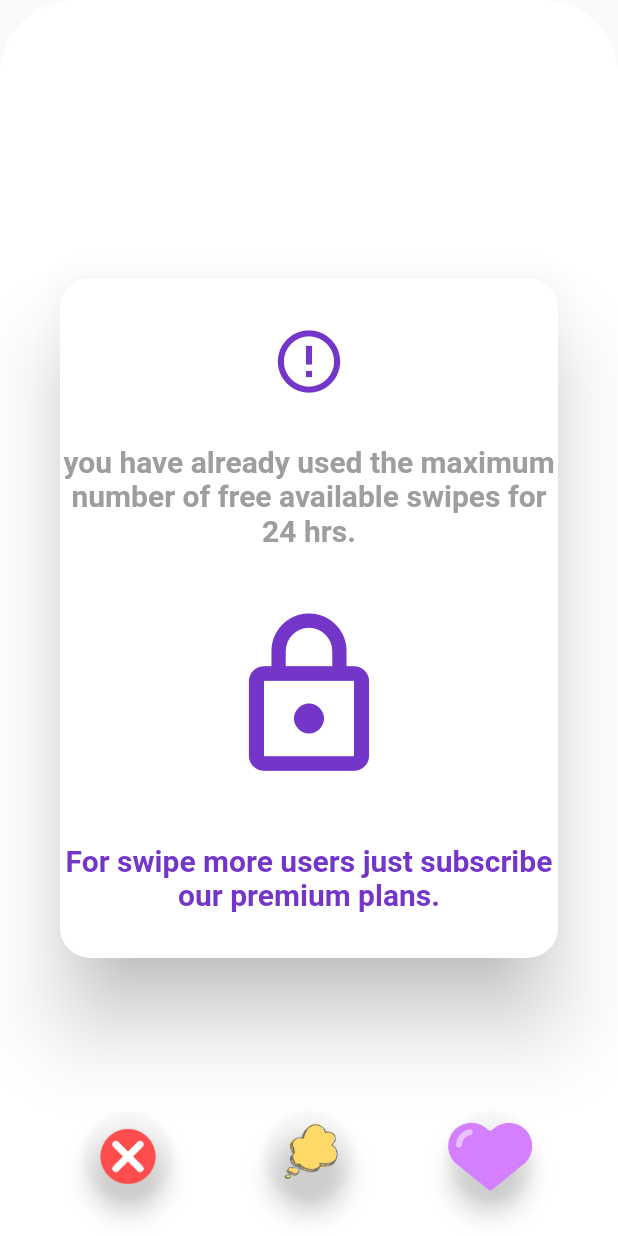
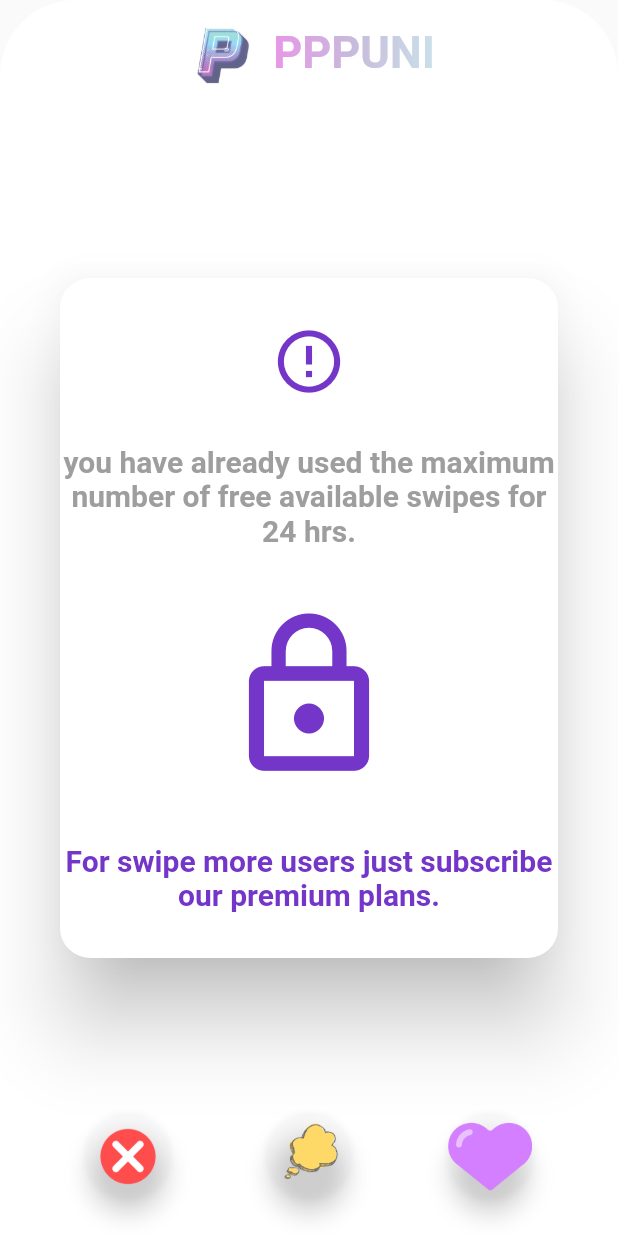
Before and after one commit to higorhbs/ppp, a Flutter app: the CardPictures screen opened directly with empty values, on a phone screen of 412 x 824 dp. Run offline on Flutter 3.47's test engine with Material 2 defaults, Android fonts, the light colour scheme and no system bars; our stand-ins replace cached_network_image, cloud_firestore, country_code_picker, easy_localization, firebase_auth, firebase_messaging and 12 more; missing offline and left inert: agora_rtc_engine, apple_sign_in, dart:ffi, flutter_mapbox_autocomplete, flutter_ringtone_player, geocoder and 1 more; accounts and stored records are empty; Roboto replaces fonts that are missing (RobotoMono).

Commit message:
tela home modificada

```diff
--- a/lib/Screens/Home.dart
+++ b/lib/Screens/Home.dart
@@ -74,7 +74,13 @@ class _CardPicturesState extends State<CardPictures>
                                   child: Column(
                                     mainAxisAlignment: MainAxisAlignment.center,
                                     children: <Widget>[
-                                      new Image.asset("asset/novo.png"),
+                                      Image.asset(
+                                        "asset/novo.png",
+                                        height:
+                                            150, // Ajuste a altura conforme necessário
+                                        width:
+                                            150, // Ajuste a largura conforme necessário
+                                      ),
                                     ],
                                   ),
                                 )
@@ -485,6 +491,65 @@ class _CardPicturesState extends State<CardPictures>
                   ],
                 ),
               ),
+              Positioned(
+                top: 10, // Ajuste a posição superior conforme necessário
+                width: MediaQuery.of(context)
+                    .size
+                    .width, // Use a largura total da tela
+                child: Center(
+                  child: Row(
+                    mainAxisAlignment: MainAxisAlignment.center,
+                    children: [
+                      Image.asset(
+                        "asset/logo-transp.png", // Substitua pelo caminho real para o seu arquivo de imagem do logo
+                        height: 50, // Ajuste a altura conforme necessário
+                        width: 50, // Ajuste a largura conforme necessário
+                      ),
+                      SizedBox(width: 10), // Espaço entre a imagem e o texto
+                      ShaderMask(
+                        shaderCallback: (Rect bounds) {
+                          return LinearGradient(
+                            colors: [
+                              HSLColor.fromAHSL(1.0, 301, 0.64, 0.64).toColor(),
+                              HSLColor.fromAHSL(1.0, 262, 0.31, 0.71).toColor(),
+                              HSLColor.fromAHSL(1.0, 198, 0.42, 0.79).toColor(),
+                            ], // Cores do gradiente roxo
+                            begin: Alignment.centerLeft,
+                            end: Alignment.centerRight,
+                          ).createShader(bounds);
+                        },
+                        child: RichText(
+                          textAlign: TextAlign.center,
+                          text: TextSpan(
+                            children: [
+                              TextSpan(
+                                text: "PPP",
+                                style: TextStyle(
+                                  fontSize: 30,
+                                  fontWeight: FontWeight.bold,
+                                  fontStyle: FontStyle.normal,
+                                  color: Colors.white,
+                                ),
+                              ),
+                              TextSpan(
+                                text: "UNI",
+                                style: TextStyle(
+                                  fontSize: 30,
+                                  fontWeight: FontWeight.bold,
+                                  fontStyle: FontStyle.normal,
+                                  fontFamily:
+                                      'RobotoMono', // Substitua pelo nome da sua nova fonte
+                                  color: Colors.white,
+                                ),
+                              ),
+                            ],
+                          ),
+                        ),
+                      ),
+                    ],
+                  ),
+                ),
+              ),
               exceedSwipes
                   ? Align(
                       alignment: Alignment.center,
```
Also changed, not shown: 1 other file.
